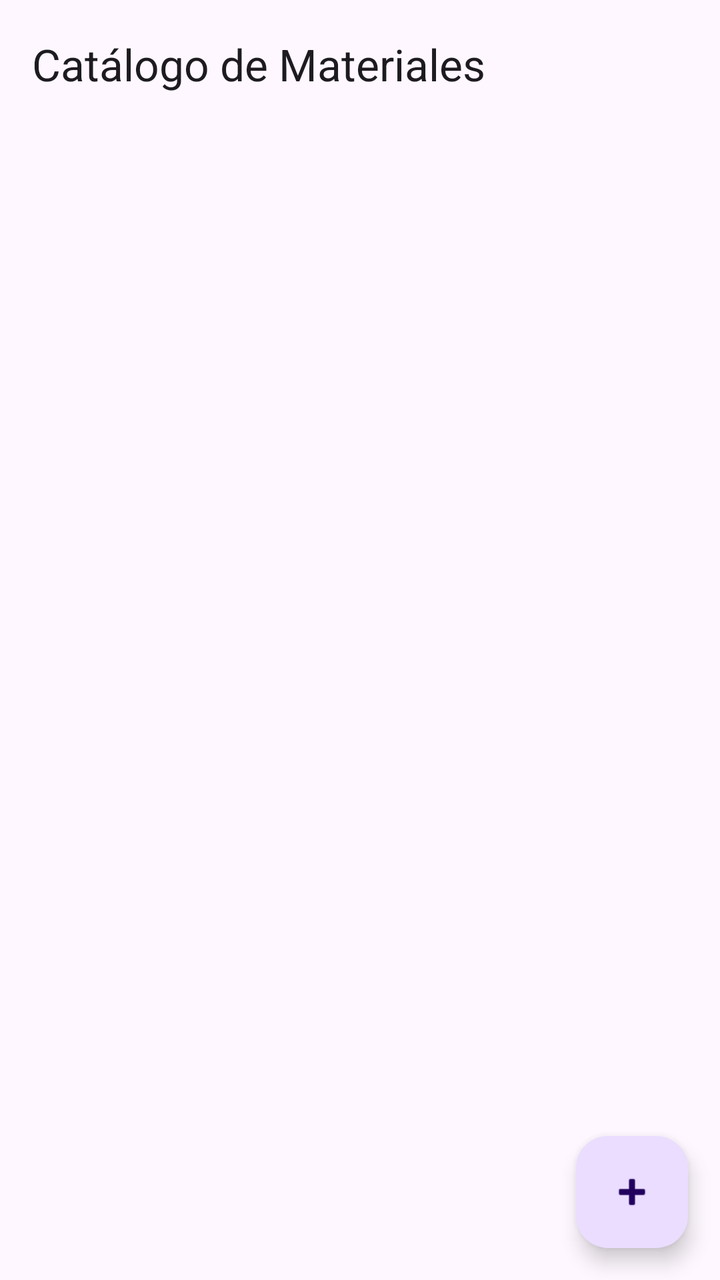
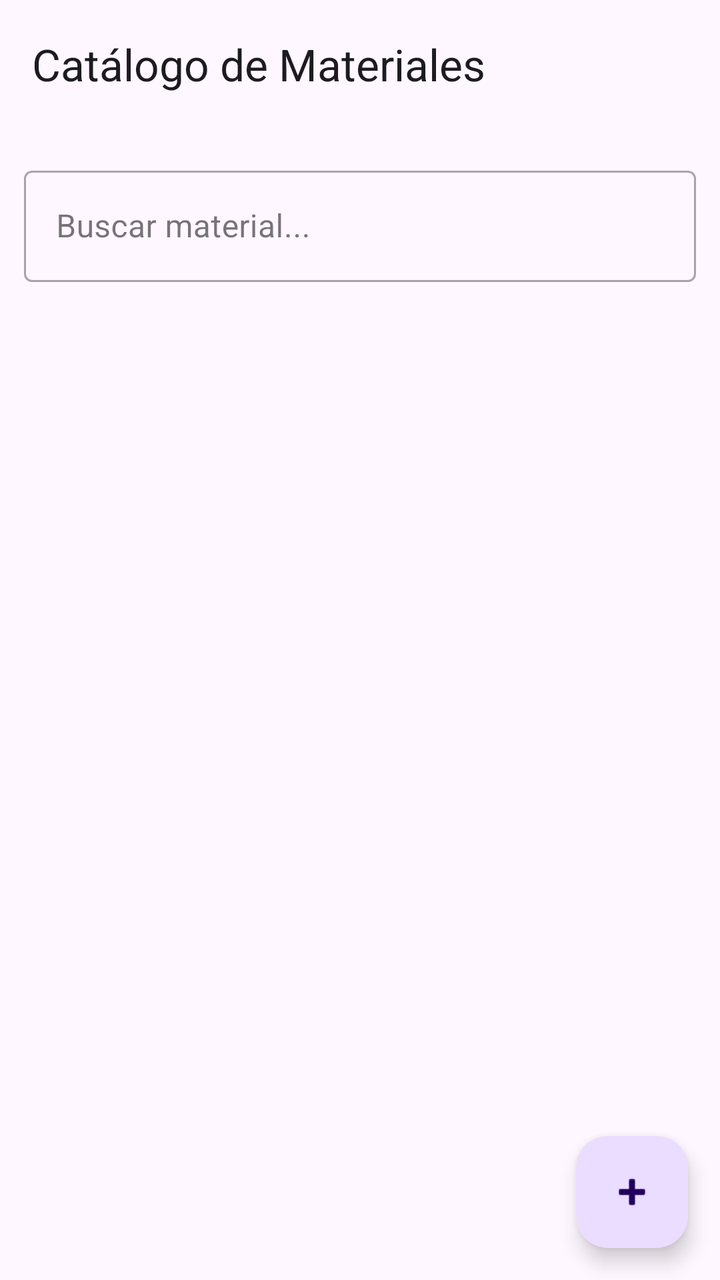

Screens rendered from an Android XML layout before and after an edit, with the pre-edit source and the edit as a unified diff.
<!-- AndroidManifest.xml: application theme Theme.Control_Material -->
<!-- res/layout/activity_catalogo.xml -->
<?xml version="1.0" encoding="utf-8"?>
<androidx.coordinatorlayout.widget.CoordinatorLayout
    xmlns:android="http://schemas.android.com/apk/res/android"
    xmlns:app="http://schemas.android.com/apk/res-auto"
    android:layout_width="match_parent"
    android:layout_height="match_parent"
    android:background="?attr/colorSurface">

    <com.google.android.material.appbar.AppBarLayout
        android:id="@+id/catalogoAppBar"
        android:layout_width="match_parent"
        android:layout_height="wrap_content"
        android:fitsSystemWindows="true">

        <com.google.android.material.appbar.MaterialToolbar
            android:id="@+id/catalogoToolbar"
            android:layout_width="match_parent"
            android:layout_height="?attr/actionBarSize"
            app:title="Catálogo de Materiales"
            app:layout_scrollFlags="scroll|enterAlways|snap" />

    </com.google.android.material.appbar.AppBarLayout>

    <androidx.recyclerview.widget.RecyclerView
        android:id="@+id/catalogoRecyclerView"
        android:layout_width="match_parent"
        android:layout_height="match_parent"
        android:clipToPadding="false"
        android:paddingBottom="88dp"
        android:nestedScrollingEnabled="true"
        app:layout_behavior="@string/appbar_scrolling_view_behavior" />

    <com.google.android.material.floatingactionbutton.FloatingActionButton
        android:id="@+id/catalogoFab"
        android:layout_width="wrap_content"
        android:layout_height="wrap_content"
        android:layout_gravity="bottom|end"
        android:layout_marginEnd="16dp"
        android:layout_marginBottom="16dp"
        android:contentDescription="Agregar material"
        android:src="@android:drawable/ic_input_add"
        app:backgroundTint="?attr/colorPrimaryContainer"
        app:tint="?attr/colorOnPrimaryContainer" />

</androidx.coordinatorlayout.widget.CoordinatorLayout>
<!-- resources referenced by this layout -->
<resources>
  <style name="Theme.Control_Material" parent="Base.Theme.Control_Material" />
  <style name="Base.Theme.Control_Material" parent="Theme.Material3.DayNight.NoActionBar">
          
          
      </style>
</resources>

<!-- the commit's change to res/layout/activity_catalogo.xml (unified diff, before → after) -->
@@ -21,14 +21,43 @@
 
     </com.google.android.material.appbar.AppBarLayout>
 
-    <androidx.recyclerview.widget.RecyclerView
-        android:id="@+id/catalogoRecyclerView"
+    <LinearLayout
         android:layout_width="match_parent"
         android:layout_height="match_parent"
-        android:clipToPadding="false"
-        android:paddingBottom="88dp"
-        android:nestedScrollingEnabled="true"
-        app:layout_behavior="@string/appbar_scrolling_view_behavior" />
+        android:orientation="vertical"
+        app:layout_behavior="@string/appbar_scrolling_view_behavior">
+
+        <com.google.android.material.textfield.TextInputLayout
+            android:id="@+id/catalogoSearchLayout"
+            style="@style/Widget.MaterialComponents.TextInputLayout.OutlinedBox"
+            android:layout_width="match_parent"
+            android:layout_height="wrap_content"
+            android:layout_marginStart="12dp"
+            android:layout_marginTop="16dp"
+            android:layout_marginEnd="12dp"
+            android:layout_marginBottom="8dp"
+            android:hint="Buscar material...">
+
+            <com.google.android.material.textfield.TextInputEditText
+                android:id="@+id/catalogoSearchInput"
+                android:layout_width="match_parent"
+                android:layout_height="wrap_content"
+                android:inputType="text"
+                android:maxLines="1"
+                android:imeOptions="actionSearch" />
+
+        </com.google.android.material.textfield.TextInputLayout>
+
+        <androidx.recyclerview.widget.RecyclerView
+            android:id="@+id/catalogoRecyclerView"
+            android:layout_width="match_parent"
+            android:layout_height="0dp"
+            android:layout_weight="1"
+            android:clipToPadding="false"
+            android:paddingBottom="88dp"
+            android:nestedScrollingEnabled="true" />
+
+    </LinearLayout>
 
     <com.google.android.material.floatingactionbutton.FloatingActionButton
         android:id="@+id/catalogoFab"
